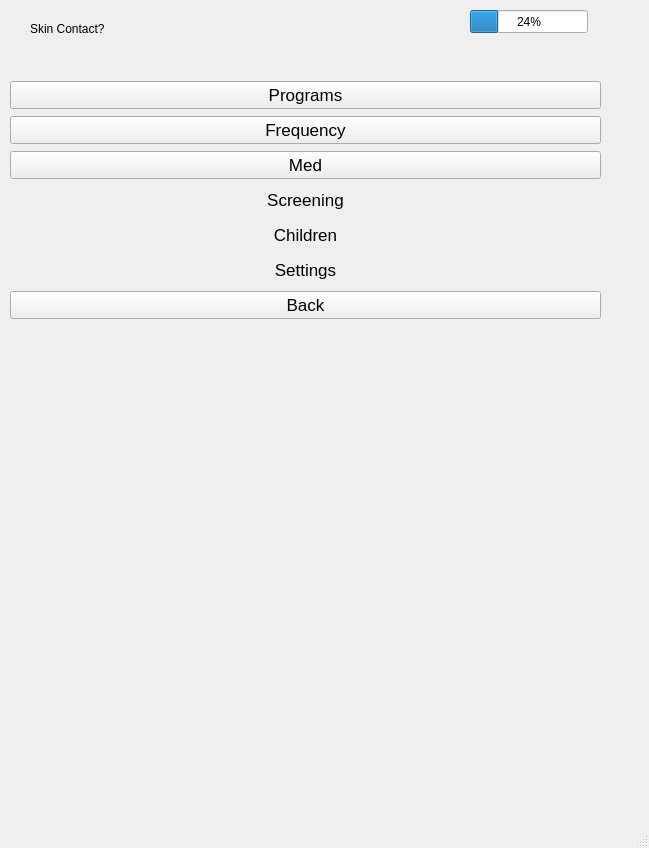
The window that JoshUI/denasui.ui (cameronSlupeiks/DenasEmulator) describes before a commit, drawn with Qt 5.
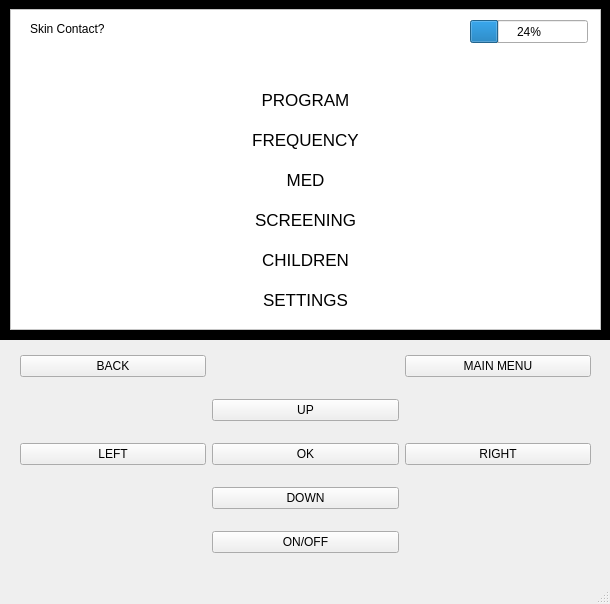
The same window after the commit.

Commit message: Added buttons and sectioned off UI display.

Patch:
```diff
--- a/JoshUI/denasui.ui
+++ b/JoshUI/denasui.ui
@@ -6,27 +6,14 @@
    <rect>
     <x>0</x>
     <y>0</y>
-    <width>649</width>
-    <height>848</height>
+    <width>610</width>
+    <height>604</height>
    </rect>
   </property>
   <property name="windowTitle">
    <string>DenasUI</string>
   </property>
   <widget class="QWidget" name="centralwidget">
-   <widget class="QProgressBar" name="progressBar">
-    <property name="geometry">
-     <rect>
-      <x>470</x>
-      <y>10</y>
-      <width>118</width>
-      <height>23</height>
-     </rect>
-    </property>
-    <property name="value">
-     <number>24</number>
-    </property>
-   </widget>
    <widget class="QLabel" name="Electrode">
     <property name="geometry">
      <rect>
@@ -74,13 +61,16 @@
           <bool>true</bool>
          </property>
          <property name="text">
-          <string>Programs</string>
+          <string>PROGRAM</string>
+         </property>
+         <property name="checkable">
+          <bool>false</bool>
          </property>
          <property name="default">
           <bool>false</bool>
          </property>
          <property name="flat">
-          <bool>false</bool>
+          <bool>true</bool>
          </property>
         </widget>
        </item>
@@ -95,7 +85,7 @@
           <bool>true</bool>
          </property>
          <property name="text">
-          <string>Frequency</string>
+          <string>FREQUENCY</string>
          </property>
          <property name="iconSize">
           <size>
@@ -107,7 +97,7 @@
           <bool>false</bool>
          </property>
          <property name="flat">
-          <bool>false</bool>
+          <bool>true</bool>
          </property>
         </widget>
        </item>
@@ -122,13 +112,13 @@
           <bool>true</bool>
          </property>
          <property name="text">
-          <string>Med</string>
+          <string>MED</string>
          </property>
          <property name="default">
           <bool>false</bool>
          </property>
          <property name="flat">
-          <bool>false</bool>
+          <bool>true</bool>
          </property>
         </widget>
        </item>
@@ -143,7 +133,7 @@
           <bool>true</bool>
          </property>
          <property name="text">
-          <string>Screening</string>
+          <string>SCREENING</string>
          </property>
          <property name="default">
           <bool>false</bool>
@@ -164,7 +154,7 @@
           <bool>true</bool>
          </property>
          <property name="text">
-          <string>Children</string>
+          <string>CHILDREN</string>
          </property>
          <property name="default">
           <bool>false</bool>
@@ -185,7 +175,7 @@
           <bool>true</bool>
          </property>
          <property name="text">
-          <string>Settings</string>
+          <string>SETTINGS</string>
          </property>
          <property name="default">
           <bool>false</bool>
@@ -195,27 +185,6 @@
          </property>
         </widget>
        </item>
-       <item>
-        <widget class="QPushButton" name="medButton_2">
-         <property name="font">
-          <font>
-           <pointsize>13</pointsize>
-          </font>
-         </property>
-         <property name="mouseTracking">
-          <bool>true</bool>
-         </property>
-         <property name="text">
-          <string>Back</string>
-         </property>
-         <property name="default">
-          <bool>false</bool>
-         </property>
-         <property name="flat">
-          <bool>false</bool>
-         </property>
-        </widget>
-       </item>
       </layout>
      </widget>
     </widget>
@@ -385,6 +354,136 @@
     <widget class="QWidget" name="med"/>
     <widget class="QWidget" name="screening"/>
    </widget>
+   <widget class="QWidget" name="gridLayoutWidget">
+    <property name="geometry">
+     <rect>
+      <x>20</x>
+      <y>339</y>
+      <width>571</width>
+      <height>231</height>
+     </rect>
+    </property>
+    <layout class="QGridLayout" name="navButtons">
+     <item row="3" column="0">
+      <widget class="QPushButton" name="leftButton">
+       <property name="text">
+        <string>LEFT</string>
+       </property>
+      </widget>
+     </item>
+     <item row="0" column="2">
+      <widget class="QPushButton" name="mainMenuButton">
+       <property name="text">
+        <string>MAIN MENU</string>
+       </property>
+      </widget>
+     </item>
+     <item row="3" column="1">
+      <widget class="QPushButton" name="okButton">
+       <property name="text">
+        <string>OK</string>
+       </property>
+      </widget>
+     </item>
+     <item row="3" column="2">
+      <widget class="QPushButton" name="rightButton">
+       <property name="text">
+        <string>RIGHT</string>
+       </property>
+      </widget>
+     </item>
+     <item row="5" column="1">
+      <widget class="QPushButton" name="powerButton">
+       <property name="minimumSize">
+        <size>
+         <width>0</width>
+         <height>0</height>
+        </size>
+       </property>
+       <property name="text">
+        <string>ON/OFF</string>
+       </property>
+      </widget>
+     </item>
+     <item row="1" column="1">
+      <widget class="QPushButton" name="upButton">
+       <property name="text">
+        <string>UP</string>
+       </property>
+      </widget>
+     </item>
+     <item row="0" column="0">
+      <widget class="QPushButton" name="backButton">
+       <property name="text">
+        <string>BACK</string>
+       </property>
+      </widget>
+     </item>
+     <item row="4" column="1">
+      <widget class="QPushButton" name="downButton">
+       <property name="text">
+        <string>DOWN</string>
+       </property>
+      </widget>
+     </item>
+    </layout>
+   </widget>
+   <widget class="QProgressBar" name="progressBar">
+    <property name="geometry">
+     <rect>
+      <x>470</x>
+      <y>20</y>
+      <width>118</width>
+      <height>23</height>
+     </rect>
+    </property>
+    <property name="value">
+     <number>24</number>
+    </property>
+   </widget>
+   <widget class="QFrame" name="frame">
+    <property name="geometry">
+     <rect>
+      <x>10</x>
+      <y>9</y>
+      <width>591</width>
+      <height>321</height>
+     </rect>
+    </property>
+    <property name="autoFillBackground">
+     <bool>false</bool>
+    </property>
+    <property name="styleSheet">
+     <string notr="true">background-color: rgb(255, 255, 255)</string>
+    </property>
+    <property name="frameShape">
+     <enum>QFrame::StyledPanel</enum>
+    </property>
+    <property name="frameShadow">
+     <enum>QFrame::Raised</enum>
+    </property>
+   </widget>
+   <widget class="QFrame" name="frame_2">
+    <property name="geometry">
+     <rect>
+      <x>-1</x>
+      <y>-1</y>
+      <width>611</width>
+      <height>341</height>
+     </rect>
+    </property>
+    <property name="styleSheet">
+     <string notr="true">background-color: rgb(0, 0, 0)</string>
+    </property>
+    <property name="frameShape">
+     <enum>QFrame::StyledPanel</enum>
+    </property>
+    <property name="frameShadow">
+     <enum>QFrame::Raised</enum>
+    </property>
+   </widget>
+   <zorder>frame_2</zorder>
+   <zorder>frame</zorder>
    <zorder>stackedWidget</zorder>
    <zorder>progressBar</zorder>
    <zorder>Electrode</zorder>
```
Left out of the diff: 26 changed lines with no effect on the pictures. The commit also changes 1 other file.
